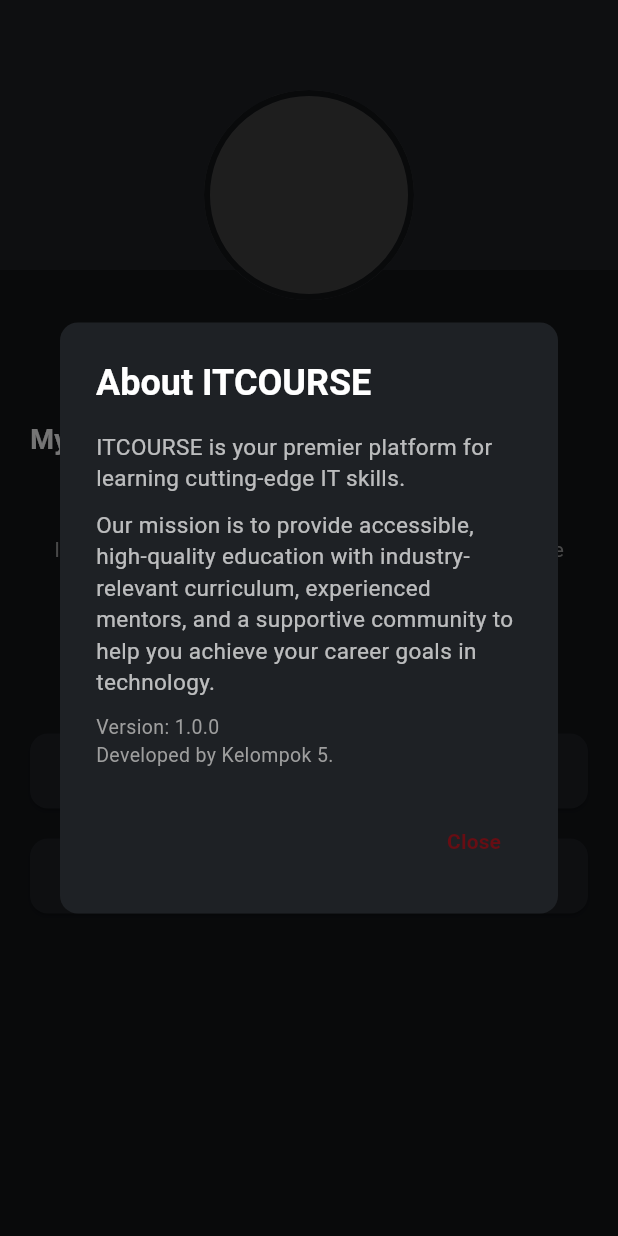
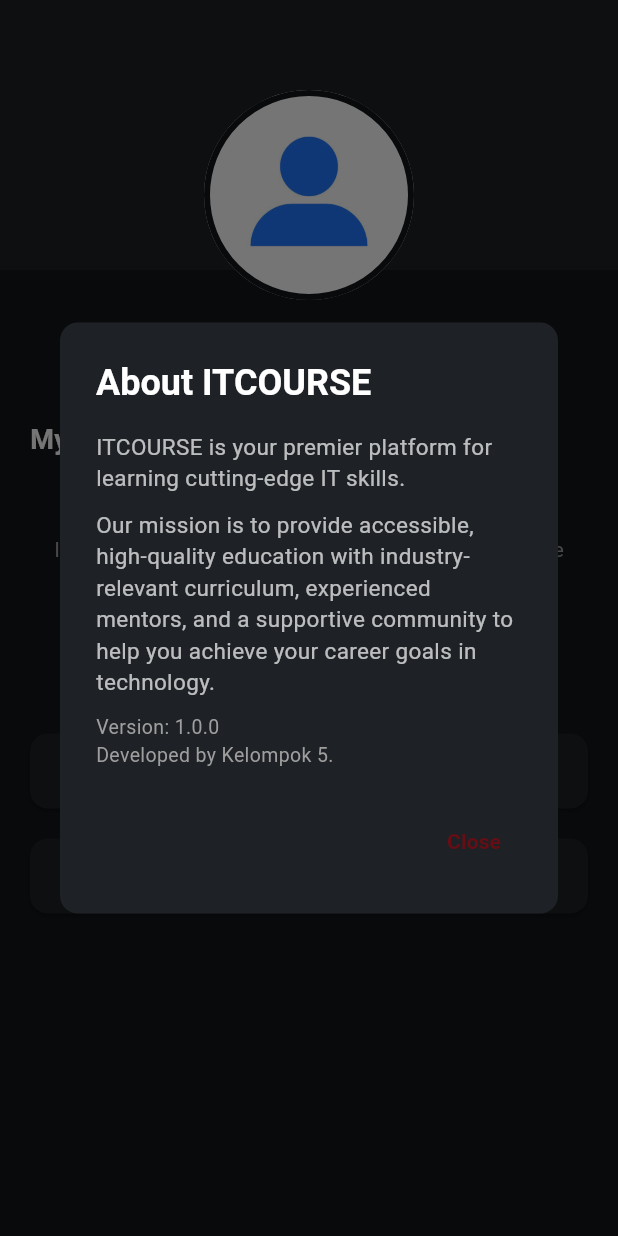
Before and after one commit to VerindraHernandaPutra/IT-BOX-FLUTTER, a Flutter app: the ProfileScreen screen opened directly, after a tap on "About Us", on a phone screen of 412 x 824 dp. Run offline on Flutter 3.47's test engine with Material 3 defaults, Android fonts, the phone set to English and light mode, and no system bars; our stand-ins replace flutter_secure_storage, image_picker, permission_handler, shared_preferences, youtube_player_flutter; accounts and stored records are empty; network calls fail.

```diff
--- a/lib/Screens/profile_screen.dart
+++ b/lib/Screens/profile_screen.dart
@@ -24,14 +24,13 @@ class _ProfileScreenState extends State<ProfileScreen> {
   static const Color textSecondary = Colors.white70;
   static const Color accentRed = Color(0xFF680d13);
 
-  // State Variables for User Profile
+  // State Variables
   String _userName = 'Loading...';
   String _userEmail = 'loading@example.com';
   String? _userImageUrl;
-  File? _imageFile;
+  File? _imageFile; // For immediate preview after editing
 
-  // State Variables for Activity Stats
-  bool _isLoadingStats = true;
+  bool _isLoading = true; // Unified loading state
   int _incompleteCount = 0;
   int _completedCount = 0;
   int _certificatesCount = 0;
@@ -41,66 +40,57 @@ class _ProfileScreenState extends State<ProfileScreen> {
   @override
   void initState() {
     super.initState();
-    // Load both user profile and activity stats when the screen initializes
-    _loadUserProfile();
-    _loadActivityStats();
+    _refreshData();
   }
 
-  Future<void> _loadActivityStats() async {
+  // Unified function to fetch all fresh data from the server
+  Future<void> _refreshData() async {
     if (!mounted) return;
+    setState(() {
+      _isLoading = true;
+    });
+
     try {
-      final stats = await _authService.getActivityStats();
-      setState(() {
-        _incompleteCount = stats['incomplete'] ?? 0;
-        _completedCount = stats['completed'] ?? 0;
-        _certificatesCount = stats['certificates'] ?? 0;
-        _isLoadingStats = false;
-      });
-    } catch (e) {
-      print("Failed to load stats: $e");
+      // Fetch user data and activity stats concurrently for speed
+      final results = await Future.wait([
+        _authService.getUserProfile(),
+        _authService.getActivityStats(),
+      ]);
+
+      final userData = results[0];
+      final statsData = results[1];
+
+      // Update state with fresh data from the server
       if (mounted) {
         setState(() {
-          _isLoadingStats = false; // Stop loading even if there's an error
+          _userName = userData['name'] ?? 'User Name';
+          _userEmail = userData['email'] ?? 'user@example.com';
+          _userImageUrl = userData['user_image_url'];
+
+          _incompleteCount = statsData['incomplete'] ?? 0;
+          _completedCount = statsData['completed'] ?? 0;
+          _certificatesCount = statsData['certificates'] ?? 0;
+
+          _isLoading = false;
+        });
+        // Save the fresh user data back to SharedPreferences
+        _saveUserProfileUpdates(
+            name: _userName, email: _userEmail, imageUrl: _userImageUrl);
+      }
+    } catch (e) {
+      print("Failed to refresh data: $e");
+      if (mounted) {
+        // Handle error, e.g., if the user's token expired or they are logged out
+        setState(() {
+          _isLoading = false;
+          _userName = 'Guest';
+          _userEmail = 'Please log in';
         });
       }
     }
   }
 
-  // --- All your other methods like _loadUserProfile, _navigateToEditProfile, _logout, etc. remain here ---
-  Future<void> _loadUserProfile() async {
-    final prefs = await SharedPreferences.getInstance();
-    final String? userDataString = prefs.getString('user');
-
-    if (!mounted) return;
-
-    if (userDataString != null) {
-      try {
-        final Map<String, dynamic> userData = jsonDecode(userDataString);
-        setState(() {
-          _userName = userData['name'] ?? 'User Name';
-          _userEmail = userData['email'] ?? 'user@example.com';
-          _userImageUrl = userData['user_image_url'];
-          final String? imagePath = prefs.getString('profile_image_path');
-          if (imagePath != null) {
-            _imageFile = File(imagePath);
-          }
-        });
-      } catch (e) {
-        print("Error decoding user data from SharedPreferences: $e");
-        setState(() {
-          _userName = 'Error Loading Name';
-          _userEmail = 'Error Loading Email';
-        });
-      }
-    } else {
-      setState(() {
-        _userName = 'Guest';
-        _userEmail = 'Please log in';
-      });
-      print("No user data found in SharedPreferences.");
-    }
-  }
-
+  // Navigate to edit profile and refresh data upon returning
   void _navigateToEditProfile() async {
     final result = await Navigator.push(
       context,
@@ -113,29 +103,33 @@ class _ProfileScreenState extends State<ProfileScreen> {
       ),
     );
 
+    // After returning from the edit screen, if changes were made...
     if (result != null && mounted) {
+      // Update the UI immediately with the data from EditProfileScreen for a snappy feel
       setState(() {
         _userName = result['name'];
         _userEmail = result['title'];
         _imageFile = result['image'];
         _userImageUrl = result['user_image_url'];
-
+      });
+      // Save the updated data locally
       _saveUserProfileUpdates(
         name: _userName,
         email: _userEmail,
         imageFile: _imageFile,
         imageUrl: _userImageUrl,
       );
-      });
+      // Also refresh the stats in case completed courses changed
+      _refreshData();
     }
   }
 
-  Future<void> _saveUserProfileUpdates({
-    required String name,
+  // Save user data locally to SharedPreferences
+  Future<void> _saveUserProfileUpdates(
+      {required String name,
         required String email,
         File? imageFile,
-    String? imageUrl,
-  }) async {
+        String? imageUrl}) async {
     final prefs = await SharedPreferences.getInstance();
     final Map<String, dynamic> updatedUserData = {
       'name': name,
@@ -143,18 +137,22 @@ class _ProfileScreenState extends State<ProfileScreen> {
       'user_image_url': imageUrl,
     };
     await prefs.setString('user', jsonEncode(updatedUserData));
+
+    // Persist the local file path for immediate preview on next app open
     if (imageFile != null) {
       await prefs.setString('profile_image_path', imageFile.path);
     } else {
+      // If image was removed, clear the path
       await prefs.remove('profile_image_path');
     }
   }
 
+  // Logout function
   Future<void> _logout() async {
     try {
       await _authService.logout();
       final prefs = await SharedPreferences.getInstance();
-      await prefs.clear();
+      await prefs.clear(); // Clear all local data
 
       if (mounted) {
         Navigator.pushAndRemoveUntil(
@@ -178,16 +176,14 @@ class _ProfileScreenState extends State<ProfileScreen> {
     }
   }
 
+  // "About Us" dialog
   void _showAboutDialog(BuildContext context) {
     showDialog(
       context: context,
       builder: (BuildContext context) {
         return AlertDialog(
           backgroundColor: surfaceDark,
-          title: const Text(
-            'About ITCOURSE',
-            style: TextStyle(color: textPrimary, fontWeight: FontWeight.bold),
-          ),
+          title: const Text('About ITCOURSE', style: TextStyle(color: textPrimary, fontWeight: FontWeight.bold)),
           content: const SingleChildScrollView(
             child: ListBody(
               children: <Widget>[
@@ -216,18 +212,19 @@ class _ProfileScreenState extends State<ProfileScreen> {
               },
             ),
           ],
-          shape: RoundedRectangleBorder(
-              borderRadius: BorderRadius.circular(12.0)
-          ),
+          shape: RoundedRectangleBorder(borderRadius: BorderRadius.circular(12.0)),
         );
       },
     );
   }
 
-
   @override
   Widget build(BuildContext context) {
     ImageProvider<Object> profileImageProvider;
+    // This logic determines which image to show, in order of priority:
+    // 1. A new image just selected locally (for instant preview).
+    // 2. The image URL from the server.
+    // 3. The default placeholder image.
     if (_imageFile != null) {
       profileImageProvider = FileImage(_imageFile!);
     } else if (_userImageUrl != null && _userImageUrl!.isNotEmpty) {
@@ -238,21 +235,20 @@ class _ProfileScreenState extends State<ProfileScreen> {
 
     return Scaffold(
       backgroundColor: primaryDark,
-      body: SingleChildScrollView(
+      // Wrap the body with RefreshIndicator for pull-to-refresh
+      body: RefreshIndicator(
+        onRefresh: _refreshData,
+        color: textPrimary,
+        backgroundColor: accentRed,
+        child: SingleChildScrollView(
+          physics: const AlwaysScrollableScrollPhysics(),
           child: Column(
             children: [
-            // Your Profile Header Stack remains the same...
               Stack(
                 clipBehavior: Clip.none,
                 alignment: Alignment.center,
                 children: [
-                Container(
-                  height: 180,
-                  width: double.infinity,
-                  decoration: const BoxDecoration(
-                    color: surfaceDark,
-                  ),
-                ),
+                  Container(height: 180, width: double.infinity, decoration: const BoxDecoration(color: surfaceDark)),
                   Positioned(
                     top: 60,
                     child: Column(
@@ -264,32 +260,17 @@ class _ProfileScreenState extends State<ProfileScreen> {
                           child: Container(
                             decoration: BoxDecoration(
                               shape: BoxShape.circle,
-                            border: Border.all(
-                              color: primaryDark,
-                              width: 4,
-                            ),
+                              border: Border.all(color: primaryDark, width: 4),
                             ),
                           ),
                         ),
                         const SizedBox(height: 15),
-                      Text(
-                        _userName,
-                        style: const TextStyle(
-                          fontSize: 22,
-                          fontWeight: FontWeight.bold,
-                          color: textPrimary,
-                        ),
-                        textAlign: TextAlign.center,
-                      ),
+                        // Show loading indicator for text while fetching data
+                        _isLoading
+                            ? const CircularProgressIndicator(color: textPrimary, strokeWidth: 2)
+                            : Text(_userName, style: const TextStyle(fontSize: 22, fontWeight: FontWeight.bold, color: textPrimary), textAlign: TextAlign.center),
                         const SizedBox(height: 5),
-                      Text(
-                        _userEmail,
-                        style: const TextStyle(
-                          fontSize: 15,
-                          color: textSecondary,
-                        ),
-                        textAlign: TextAlign.center,
-                      ),
+                        if (!_isLoading) Text(_userEmail, style: const TextStyle(fontSize: 15, color: textSecondary), textAlign: TextAlign.center),
                       ],
                     ),
                   ),
@@ -298,88 +279,42 @@ class _ProfileScreenState extends State<ProfileScreen> {
               const SizedBox(height: 100),
               const Padding(
                 padding: EdgeInsets.symmetric(horizontal: 20.0),
-              child: Align(
-                alignment: Alignment.centerLeft,
-                child: Text(
-                  'My Activity',
-                  style: TextStyle(
-                    fontSize: 18,
-                    fontWeight: FontWeight.bold,
-                    color: textPrimary,
-                  ),
-                ),
-              ),
+                child: Align(alignment: Alignment.centerLeft, child: Text('My Activity', style: TextStyle(fontSize: 18, fontWeight: FontWeight.bold, color: textPrimary))),
               ),
               const SizedBox(height: 15),
-
-            // =======================================================
-            // MODIFIED "My Activity" SECTION
-            // =======================================================
               Padding(
                 padding: const EdgeInsets.symmetric(horizontal: 20.0),
-              child: Row(
+                child: _isLoading
+                    ? const Center(child: CircularProgressIndicator(color: textPrimary))
+                    : Row(
                   mainAxisAlignment: MainAxisAlignment.spaceAround,
                   children: [
-                  // Show a loading indicator or the actual count
-                  _isLoadingStats
-                      ? const CircularProgressIndicator(color: textPrimary, strokeWidth: 2)
-                      : _buildStatColumn(_incompleteCount.toString(), 'Incomplete'),
-
+                    _buildStatColumn(_incompleteCount.toString(), 'Incomplete'),
                     _buildStatSeparator(),
-
-                  _isLoadingStats
-                      ? const CircularProgressIndicator(color: textPrimary, strokeWidth: 2)
-                      : _buildStatColumn(_completedCount.toString(), 'Completed'),
-
+                    _buildStatColumn(_completedCount.toString(), 'Completed'),
                     _buildStatSeparator(),
-
-                  _isLoadingStats
-                      ? const CircularProgressIndicator(color: textPrimary, strokeWidth: 2)
-                      : _buildStatColumn(_certificatesCount.toString(), 'Certificate'),
+                    _buildStatColumn(_certificatesCount.toString(), 'Certificate'),
                   ],
                 ),
               ),
-            // =======================================================
-
               const SizedBox(height: 40),
-            // The rest of your UI (buttons, etc.) remains the same
               ElevatedButton(
-              onPressed: _navigateToEditProfile,
+                onPressed: _isLoading ? null : _navigateToEditProfile,
                 style: ElevatedButton.styleFrom(
                   backgroundColor: accentRed,
                   foregroundColor: textPrimary,
-                shape: RoundedRectangleBorder(
-                  borderRadius: BorderRadius.circular(30),
-                ),
+                  shape: RoundedRectangleBorder(borderRadius: BorderRadius.circular(30)),
                   padding: const EdgeInsets.symmetric(horizontal: 50, vertical: 15),
                 ),
-              child: const Text(
-                'Edit Profile',
-                style: TextStyle(
-                  fontSize: 16,
-                  fontWeight: FontWeight.bold,
-                ),
-              ),
+                child: const Text('Edit Profile', style: TextStyle(fontSize: 16, fontWeight: FontWeight.bold)),
               ),
               const SizedBox(height: 15),
-            _buildMenuButton(
-              context: context,
-              iconAsset: 'assets/about_us_icon.png',
-              label: 'About Us',
-              onPressed: () {
-                _showAboutDialog(context);
-              },
-            ),
+              _buildMenuButton(context: context, iconAsset: 'assets/about_us_icon.png', label: 'About Us', onPressed: () => _showAboutDialog(context)),
               const SizedBox(height: 10),
-            _buildMenuButton(
-              context: context,
-              iconAsset: 'assets/logout_icon.png',
-              label: 'Logout',
-              onPressed: _logout,
-              isLogout: true,
-            ),
+              _buildMenuButton(context: context, iconAsset: 'assets/logout_icon.png', label: 'Logout', onPressed: _logout, isLogout: true),
               const SizedBox(height: 40),
             ],
+          ),
         ),
       ),
     );
@@ -388,37 +323,21 @@ class _ProfileScreenState extends State<ProfileScreen> {
   // --- Helper Widgets ---
 
   Widget _buildStatSeparator() {
-    return Container(
-      height: 40,
-      width: 1,
-      color: Colors.grey.shade700,
-    );
+    return Container(height: 40, width: 1, color: Colors.grey.shade700);
   }
 
   Column _buildStatColumn(String value, String label) {
     return Column(
       mainAxisSize: MainAxisSize.min,
       children: [
-        Text(
-          value,
-          style: const TextStyle(fontSize: 22, fontWeight: FontWeight.bold, color: Colors.white),
-        ),
+        Text(value, style: const TextStyle(fontSize: 22, fontWeight: FontWeight.bold, color: Colors.white)),
         const SizedBox(height: 4),
-        Text(
-          label,
-          style: const TextStyle(fontSize: 14, color: Colors.grey),
-        ),
+        Text(label, style: const TextStyle(fontSize: 14, color: Colors.grey)),
       ],
     );
   }
 
-  Widget _buildMenuButton({
-    required BuildContext context,
-    required String iconAsset,
-    required String label,
-    required VoidCallback onPressed,
-    bool isLogout = false,
-  }) {
+  Widget _buildMenuButton({required BuildContext context, required String iconAsset, required String label, required VoidCallback onPressed, bool isLogout = false}) {
     return Padding(
       padding: const EdgeInsets.symmetric(horizontal: 20.0, vertical: 5.0),
       child: ElevatedButton.icon(
@@ -427,17 +346,12 @@ class _ProfileScreenState extends State<ProfileScreen> {
           backgroundColor: surfaceDark,
           foregroundColor: isLogout ? Colors.redAccent[100] : textPrimary,
           minimumSize: const Size(double.infinity, 50),
-          shape: RoundedRectangleBorder(
-            borderRadius: BorderRadius.circular(12),
-          ),
+          shape: RoundedRectangleBorder(borderRadius: BorderRadius.circular(12)),
           alignment: Alignment.centerLeft,
           padding: const EdgeInsets.symmetric(horizontal: 20, vertical: 12),
         ),
         icon: Image.asset(iconAsset, width: 22, height: 22, color: isLogout ? Colors.redAccent[100] : textSecondary),
-        label: Text(
-          label,
-          style: TextStyle(fontSize: 16, fontWeight: isLogout ? FontWeight.w600 : FontWeight.normal),
-        ),
+        label: Text(label, style: TextStyle(fontSize: 16, fontWeight: isLogout ? FontWeight.w600 : FontWeight.normal)),
       ),
     );
   }
--- a/lib/Services/auth_services.dart
+++ b/lib/Services/auth_services.dart
@@ -6,13 +6,12 @@ import 'package:http/http.dart' as http;
 import 'package:flutter_secure_storage/flutter_secure_storage.dart';
 
 class AuthService {
-  // TODO: Ensure this URL is correct for your Laravel API backend
-  // For Android Emulator connecting to localhost: 'http://10.0.2.2:8000/api'
+  // Base URL for your Laravel API backend
   // For physical device on same Wi-Fi: 'http://YOUR_COMPUTER_IP:8000/api'
-  final String _apiBaseUrl = 'http://192.168.18.83:8000/api';
+  final String _apiBaseUrl = 'http://35.219.25.96:8000/api';
 
   final _storage = const FlutterSecureStorage();
-  static const String _tokenKey = 'auth_token'; // Key for storing the token
+  static const String _tokenKey = 'auth_token'; // Key for storing the token in secure storage
 
   // --- Token Management ---
   Future<void> _storeToken(String token) async {
@@ -28,6 +27,8 @@ class AuthService {
   }
 
   // --- Authentication Methods ---
+
+  /// Registers a new user.
   Future<Map<String, dynamic>> register({
     required String name,
     required String email,
@@ -54,19 +55,16 @@ class AuthService {
     } else {
       String errorMessage = responseBody['message'] ?? 'Registration failed.';
       if (responseBody['errors'] != null && responseBody['errors'] is Map) {
-        // Concatenate Laravel validation errors
         errorMessage = (responseBody['errors'] as Map).entries.map((entry) {
           final errors = entry.value;
-          if (errors is List) {
-            return '${entry.key}: ${errors.join(', ')}';
-          }
-          return '${entry.key}: $errors';
+          return errors is List ? '${entry.key}: ${errors.join(', ')}' : '${entry.key}: $errors';
         }).join('; ');
       }
       throw Exception(errorMessage);
     }
   }
 
+  /// Logs in a user and stores the authentication token.
   Future<Map<String, dynamic>> login({
     required String email,
     required String password,
@@ -88,26 +86,26 @@ class AuthService {
       if (responseBody['token'] != null && responseBody['token'] is String) {
         await _storeToken(responseBody['token']);
       }
-      // The responseBody should contain { "token": "...", "user": { ... } }
       return responseBody;
     } else {
       String errorMessage = responseBody['message'] ?? 'Login failed.';
-      if (responseBody['errors'] != null && responseBody['errors']['email'] != null && responseBody['errors']['email'] is List) {
+      if (responseBody['errors'] != null && responseBody['errors']['email'] != null) {
         errorMessage = (responseBody['errors']['email'] as List).join(', ');
       }
       throw Exception(errorMessage);
     }
   }
 
+  /// Logs out the user from the server and deletes the local token.
   Future<void> logout() async {
     String? token = await getToken();
     if (token == null) {
       print("No token found, already logged out locally.");
-      return; // No token, so user is effectively logged out locally
+      return;
     }
 
     try {
-      final response = await http.post(
+      await http.post(
         Uri.parse('$_apiBaseUrl/logout'),
         headers: <String, String>{
           'Content-Type': 'application/json; charset=UTF-8',
@@ -115,80 +113,61 @@ class AuthService {
           'Authorization': 'Bearer $token',
         },
       );
-      if (response.statusCode == 200) {
-        print("Successfully logged out from server.");
-      } else {
-        // Log server error but proceed to delete local token
-        print('Server logout failed: ${response.statusCode} ${response.body}');
-      }
     } catch (e) {
-      // Network error or other issue, still proceed to delete local token
       print('Error during server logout API call: $e');
     } finally {
-      // Always delete the local token regardless of server response
+      // Always delete the local token regardless of server response.
       await deleteToken();
     }
   }
 
-  // --- REVISED User Profile Update Method ---
+  /// Updates the user's profile, including an optional image file.
   Future<Map<String, dynamic>> updateUserProfile({
     required String name,
     required String email,
-    File? imageFile, // Accept the image file
+    File? imageFile,
   }) async {
     String? token = await getToken();
     if (token == null) {
       throw Exception('User not authenticated. Please log in again.');
     }
 
-    // The endpoint for updating the profile. Your api.php uses POST for this route.
     final uri = Uri.parse('$_apiBaseUrl/user/profile');
-
-    // Use MultipartRequest for requests that include files.
     var request = http.MultipartRequest('POST', uri)
       ..headers['Authorization'] = 'Bearer $token'
       ..headers['Accept'] = 'application/json';
 
-    // Add the text-based fields.
     request.fields['name'] = name;
     request.fields['email'] = email;
 
-    // Add the image file to the request if it exists.
     if (imageFile != null) {
       request.files.add(
         await http.MultipartFile.fromPath(
-          'user_image', // This field name MUST match the key in your Laravel controller.
+          'user_image',
           imageFile.path,
         ),
       );
     }
 
-    // Send the request and wait for the response.
     final streamedResponse = await request.send();
     final response = await http.Response.fromStream(streamedResponse);
     final responseBody = jsonDecode(response.body);
 
-    // Check the status code and handle the response.
     if (response.statusCode == 200) {
-      // Expecting Laravel to return { "message": "...", "user": { ...updated user data... } }
       return responseBody;
     } else {
-      // Handle errors, including validation errors from Laravel.
       String errorMessage = responseBody['message'] ?? 'Failed to update profile.';
       if (responseBody['errors'] != null && responseBody['errors'] is Map) {
         errorMessage = (responseBody['errors'] as Map).entries.map((entry) {
           final errors = entry.value;
-          if (errors is List) {
-            return '${entry.key}: ${errors.join(', ')}';
-          }
-          return '${entry.key}: $errors';
+          return errors is List ? '${entry.key}: ${errors.join(', ')}' : '${entry.key}: $errors';
         }).join('; ');
       }
-      print('Profile update failed: ${response.statusCode} ${response.body}');
       throw Exception(errorMessage);
     }
   }
 
+  /// Fetches the user's activity statistics (course counts).
   Future<Map<String, dynamic>> getActivityStats() async {
     String? token = await getToken();
     if (token == null) {
@@ -209,4 +188,26 @@ class AuthService {
       throw Exception('Failed to load activity stats.');
     }
   }
+
+  /// Fetches the user's profile summary (name, email, image_url) from the specific endpoint.
+  Future<Map<String, dynamic>> getUserProfile() async {
+    String? token = await getToken();
+    if (token == null) {
+      throw Exception('User not authenticated.');
+    }
+
+    final response = await http.get(
+      Uri.parse('$_apiBaseUrl/user/profile'),
+      headers: <String, String>{
+        'Accept': 'application/json',
+        'Authorization': 'Bearer $token',
+      },
+    );
+
+    if (response.statusCode == 200) {
+      return jsonDecode(response.body);
+    } else {
+      throw Exception('Failed to fetch user profile.');
+    }
+  }
 }
--- a/lib/Services/course_service.dart
+++ b/lib/Services/course_service.dart
@@ -10,7 +10,7 @@ class CourseService {
   // TODO: Make sure this URL is correct for your Laravel API backend
   // For Android Emulator connecting to localhost: 'http://10.0.2.2/your_laravel_folder/public/api'
   // Or if using `php artisan serve`: 'http://10.0.2.2:8000/api'
-  final String _apiBaseUrl = 'http://192.168.18.83:8000/api';
+  final String _apiBaseUrl = 'http://35.219.25.96:8000/api';
 
   // --- Course and Material Methods ---
 
```
Also changed, not shown: assets/user.jpg (added). Lines whose indentation alone changed are shown as unchanged.
